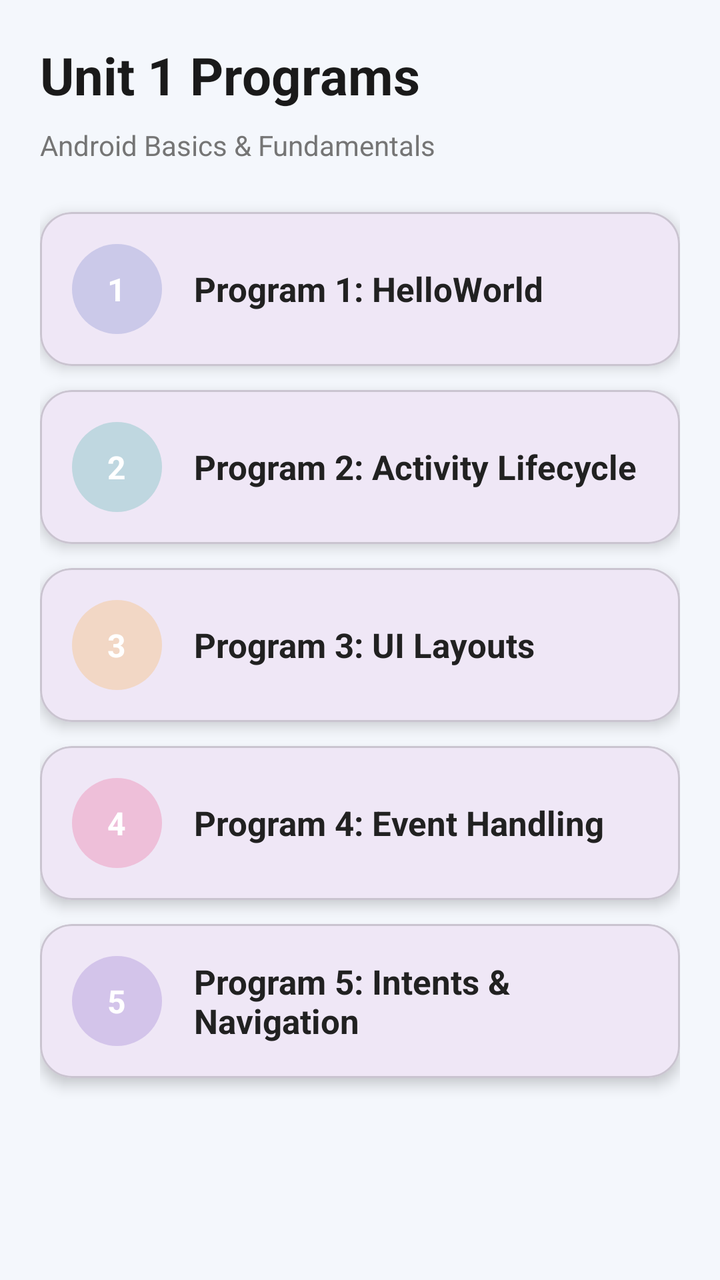
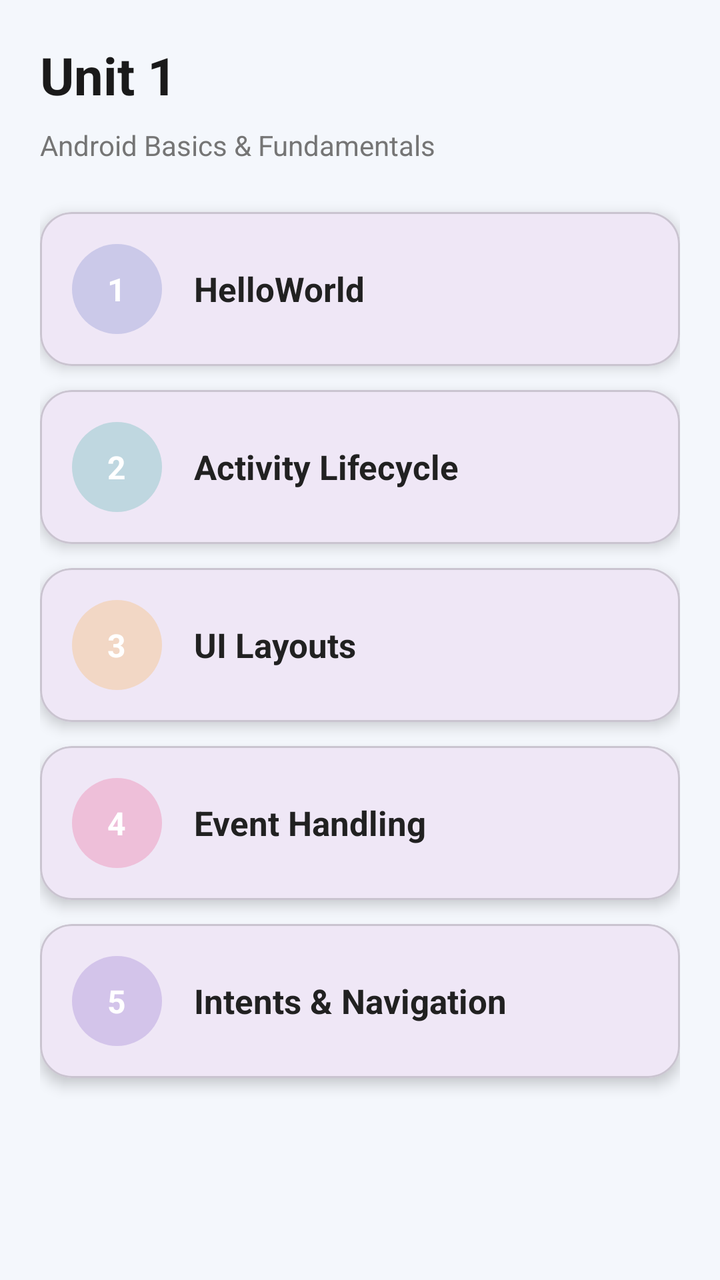

Compare the two renders of this Android layout. The source of the first and the diff that turns it into the second are given below.
<!-- AndroidManifest.xml: application theme Theme.MyApplicationMCA -->
<!-- res/layout/activity_unit1_list_page.xml -->
<?xml version="1.0" encoding="utf-8"?>
<ScrollView xmlns:android="http://schemas.android.com/apk/res/android"
    xmlns:app="http://schemas.android.com/apk/res-auto"
    android:layout_width="match_parent"
    android:layout_height="match_parent"
    android:background="#F4F7FC"
    android:fitsSystemWindows="true">

    <LinearLayout
        android:layout_width="match_parent"
        android:layout_height="wrap_content"
        android:padding="20dp"
        android:orientation="vertical">

        <TextView
            android:layout_width="wrap_content"
            android:layout_height="wrap_content"
            android:text="Unit 1 Programs"
            android:textSize="26sp"
            android:textStyle="bold"
            android:textColor="#1A1A1A"
            android:layout_marginBottom="8dp"/>

        <TextView
            android:layout_width="wrap_content"
            android:layout_height="wrap_content"
            android:text="Android Basics &amp; Fundamentals"
            android:textSize="14sp"
            android:textColor="#757575"
            android:layout_marginBottom="24dp"/>

        <com.google.android.material.card.MaterialCardView
            android:id="@+id/btnPro1"
            android:layout_width="match_parent"
            android:layout_height="wrap_content"
            android:layout_marginBottom="12dp"
            app:cardCornerRadius="16dp"
            app:cardElevation="4dp"
            app:rippleColor="#15000000">

            <LinearLayout
                android:layout_width="match_parent"
                android:layout_height="wrap_content"
                android:orientation="horizontal"
                android:padding="16dp"
                android:gravity="center_vertical">

                <TextView
                    android:layout_width="45dp"
                    android:layout_height="45dp"
                    android:background="@drawable/white_circle_alpha"
                    android:backgroundTint="#3F51B5"
                    android:gravity="center"
                    android:text="1"
                    android:textColor="#FFFFFF"
                    android:textStyle="bold"
                    android:textSize="16sp"/>

                <TextView
                    android:layout_width="wrap_content"
                    android:layout_height="wrap_content"
                    android:layout_marginStart="16dp"
                    android:text="Program 1: HelloWorld"
                    android:textSize="17sp"
                    android:textStyle="bold"
                    android:textColor="#212121"/>
            </LinearLayout>
        </com.google.android.material.card.MaterialCardView>

        <com.google.android.material.card.MaterialCardView
            android:id="@+id/btnPro2"
            android:layout_width="match_parent"
            android:layout_height="wrap_content"
            android:layout_marginBottom="12dp"
            app:cardCornerRadius="16dp"
            app:cardElevation="4dp"
            app:rippleColor="#15000000">

            <LinearLayout
                android:layout_width="match_parent"
                android:layout_height="wrap_content"
                android:orientation="horizontal"
                android:padding="16dp"
                android:gravity="center_vertical">

                <TextView
                    android:layout_width="45dp"
                    android:layout_height="45dp"
                    android:background="@drawable/white_circle_alpha"
                    android:backgroundTint="#009688"
                    android:gravity="center"
                    android:text="2"
                    android:textColor="#FFFFFF"
                    android:textStyle="bold"
                    android:textSize="16sp"/>

                <TextView
                    android:layout_width="wrap_content"
                    android:layout_height="wrap_content"
                    android:layout_marginStart="16dp"
                    android:text="Program 2: Activity Lifecycle"
                    android:textSize="17sp"
                    android:textStyle="bold"
                    android:textColor="#212121"/>
            </LinearLayout>
        </com.google.android.material.card.MaterialCardView>

        <com.google.android.material.card.MaterialCardView
            android:id="@+id/btnPro3"
            android:layout_width="match_parent"
            android:layout_height="wrap_content"
            android:layout_marginBottom="12dp"
            app:cardCornerRadius="16dp"
            app:cardElevation="4dp"
            app:rippleColor="#15000000">

            <LinearLayout
                android:layout_width="match_parent"
                android:layout_height="wrap_content"
                android:orientation="horizontal"
                android:padding="16dp"
                android:gravity="center_vertical">

                <TextView
                    android:layout_width="45dp"
                    android:layout_height="45dp"
                    android:background="@drawable/white_circle_alpha"
                    android:backgroundTint="#FF9800"
                    android:gravity="center"
                    android:text="3"
                    android:textColor="#FFFFFF"
                    android:textStyle="bold"
                    android:textSize="16sp"/>

                <TextView
                    android:layout_width="wrap_content"
                    android:layout_height="wrap_content"
                    android:layout_marginStart="16dp"
                    android:text="Program 3: UI Layouts"
                    android:textSize="17sp"
                    android:textStyle="bold"
                    android:textColor="#212121"/>
            </LinearLayout>
        </com.google.android.material.card.MaterialCardView>

        <com.google.android.material.card.MaterialCardView
            android:id="@+id/btnPro4"
            android:layout_width="match_parent"
            android:layout_height="wrap_content"
            android:layout_marginBottom="12dp"
            app:cardCornerRadius="16dp"
            app:cardElevation="4dp"
            app:rippleColor="#15000000">

            <LinearLayout
                android:layout_width="match_parent"
                android:layout_height="wrap_content"
                android:orientation="horizontal"
                android:padding="16dp"
                android:gravity="center_vertical">

                <TextView
                    android:layout_width="45dp"
                    android:layout_height="45dp"
                    android:background="@drawable/white_circle_alpha"
                    android:backgroundTint="#E91E63"
                    android:gravity="center"
                    android:text="4"
                    android:textColor="#FFFFFF"
                    android:textStyle="bold"
                    android:textSize="16sp"/>

                <TextView
                    android:layout_width="wrap_content"
                    android:layout_height="wrap_content"
                    android:layout_marginStart="16dp"
                    android:text="Program 4: Event Handling"
                    android:textSize="17sp"
                    android:textStyle="bold"
                    android:textColor="#212121"/>
            </LinearLayout>
        </com.google.android.material.card.MaterialCardView>

        <com.google.android.material.card.MaterialCardView
            android:id="@+id/btnPro5"
            android:layout_width="match_parent"
            android:layout_height="wrap_content"
            android:layout_marginBottom="24dp"
            app:cardCornerRadius="16dp"
            app:cardElevation="4dp"
            app:rippleColor="#15000000">

            <LinearLayout
                android:layout_width="match_parent"
                android:layout_height="wrap_content"
                android:orientation="horizontal"
                android:padding="16dp"
                android:gravity="center_vertical">

                <TextView
                    android:layout_width="45dp"
                    android:layout_height="45dp"
                    android:background="@drawable/white_circle_alpha"
                    android:backgroundTint="#673AB7"
                    android:gravity="center"
                    android:text="5"
                    android:textColor="#FFFFFF"
                    android:textStyle="bold"
                    android:textSize="16sp"/>

                <TextView
                    android:layout_width="wrap_content"
                    android:layout_height="wrap_content"
                    android:layout_marginStart="16dp"
                    android:text="Program 5: Intents &amp; Navigation"
                    android:textSize="17sp"
                    android:textStyle="bold"
                    android:textColor="#212121"/>
            </LinearLayout>
        </com.google.android.material.card.MaterialCardView>

    </LinearLayout>
</ScrollView>
<!-- resources referenced by this layout -->
<resources>
  <!-- drawable white_circle_alpha (drawable) -->
  <?xml version="1.0" encoding="utf-8"?>
  <shape xmlns:android="http://schemas.android.com/apk/res/android"
      android:shape="oval">
      <solid android:color="#33FFFFFF" />
  </shape>
  <style name="Theme.MyApplicationMCA" parent="Base.Theme.MyApplicationMCA" />
  <style name="Base.Theme.MyApplicationMCA" parent="Theme.Material3.Light.NoActionBar">
          <item name="android:windowTranslucentStatus">false</item>
          <item name="android:windowTranslucentNavigation">false</item>
          <item name="android:statusBarColor">@android:color/transparent</item>
          <item name="android:navigationBarColor">@android:color/transparent</item>
  
          <item name="android:windowLightStatusBar">true</item>
          <item name="android:windowLightNavigationBar" tools:targetApi="27">true</item>
      </style>
</resources>

<!-- the commit's change to res/layout/activity_unit1_list_page.xml (unified diff, before → after) -->
@@ -15,7 +15,7 @@
         <TextView
             android:layout_width="wrap_content"
             android:layout_height="wrap_content"
-            android:text="Unit 1 Programs"
+            android:text="Unit 1"
             android:textSize="26sp"
             android:textStyle="bold"
             android:textColor="#1A1A1A"
@@ -60,7 +60,7 @@
                     android:layout_width="wrap_content"
                     android:layout_height="wrap_content"
                     android:layout_marginStart="16dp"
-                    android:text="Program 1: HelloWorld"
+                    android:text="HelloWorld"
                     android:textSize="17sp"
                     android:textStyle="bold"
                     android:textColor="#212121"/>
@@ -98,7 +98,7 @@
                     android:layout_width="wrap_content"
                     android:layout_height="wrap_content"
                     android:layout_marginStart="16dp"
-                    android:text="Program 2: Activity Lifecycle"
+                    android:text="Activity Lifecycle"
                     android:textSize="17sp"
                     android:textStyle="bold"
                     android:textColor="#212121"/>
@@ -136,7 +136,7 @@
                     android:layout_width="wrap_content"
                     android:layout_height="wrap_content"
                     android:layout_marginStart="16dp"
-                    android:text="Program 3: UI Layouts"
+                    android:text="UI Layouts"
                     android:textSize="17sp"
                     android:textStyle="bold"
                     android:textColor="#212121"/>
@@ -174,7 +174,7 @@
                     android:layout_width="wrap_content"
                     android:layout_height="wrap_content"
                     android:layout_marginStart="16dp"
-                    android:text="Program 4: Event Handling"
+                    android:text="Event Handling"
                     android:textSize="17sp"
                     android:textStyle="bold"
                     android:textColor="#212121"/>
@@ -212,7 +212,7 @@
                     android:layout_width="wrap_content"
                     android:layout_height="wrap_content"
                     android:layout_marginStart="16dp"
-                    android:text="Program 5: Intents &amp; Navigation"
+                    android:text="Intents &amp; Navigation"
                     android:textSize="17sp"
                     android:textStyle="bold"
                     android:textColor="#212121"/>
